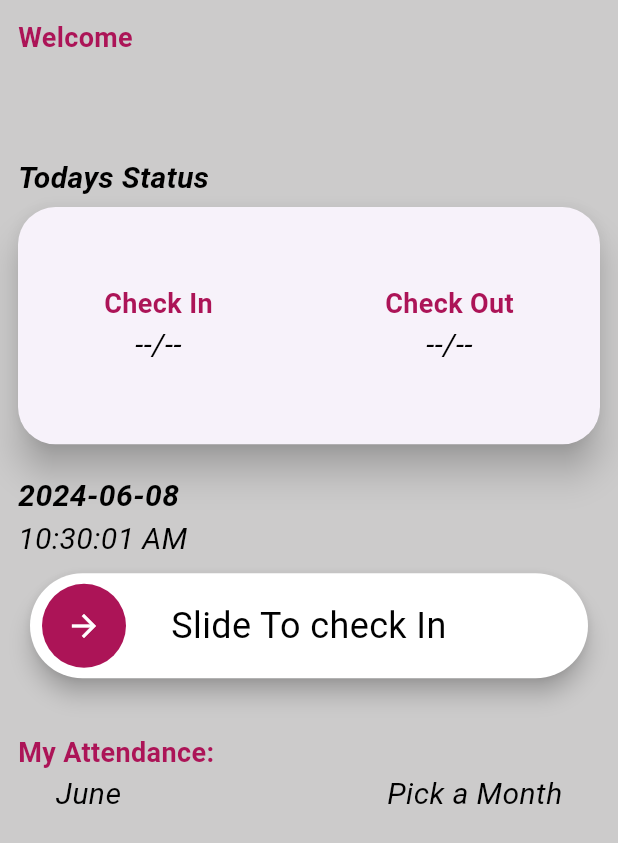
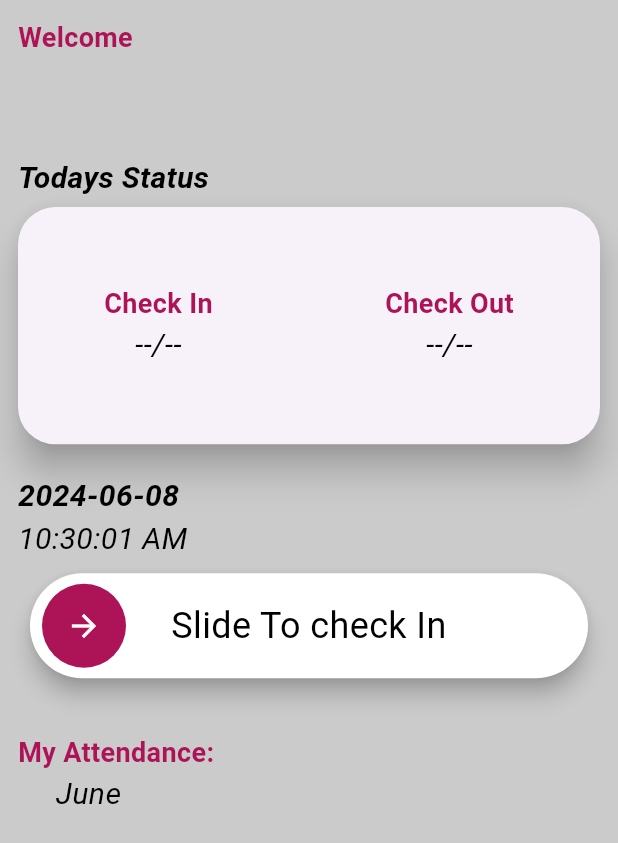
Before and after one commit to ahmaddamr/company_app, a Flutter app: the CheckScreen screen opened by its route, on a phone screen of 412 x 824 dp. Shown: the top 843 px of the screen. Run offline on Flutter 3.47's test engine with Material 3 defaults, Android fonts, the phone set to English and light mode, and no system bars; drawn by our look-alikes of slide_to_act; our stand-ins replace cached_network_image, cloud_firestore, firebase_auth, firebase_core, firebase_storage, fluttertoast and 2 more; accounts and stored records are empty; network calls fail.

Commit message:
fix check widget

```diff
--- a/lib/screens/check/check_widget.dart
+++ b/lib/screens/check/check_widget.dart
@@ -288,16 +288,16 @@ class _CheckWidgetState extends State<CheckWidget> {
                       ),
                     ),
                   ),
-                  Padding(
-                    padding: const EdgeInsets.only(right: 25.0),
-                    child: Container(
-                      alignment: Alignment.centerRight,
-                      child: const Text(
-                        'Pick a Month',
-                        style: Styles.listTile,
-                      ),
-                    ),
-                  ),
+                  // Padding(
+                  //   padding: const EdgeInsets.only(right: 25.0),
+                  //   child: Container(
+                  //     alignment: Alignment.centerRight,
+                  //     child: const Text(
+                  //       'Pick a Month',
+                  //       style: Styles.listTile,
+                  //     ),
+                  //   ),
+                  // ),
                 ],
               ),
               StreamBuilder<QuerySnapshot>(
--- a/lib/screens/workers/widgets/workers_account_widget.dart
+++ b/lib/screens/workers/widgets/workers_account_widget.dart
@@ -209,7 +209,7 @@ class _WorkersAccountWidgetState extends State<WorkersAccountWidget> {
                               return LogoutAlertDialoge();
                             },
                           );
-                        }),
+                        },),
                   )
                 ],
               ),
```
